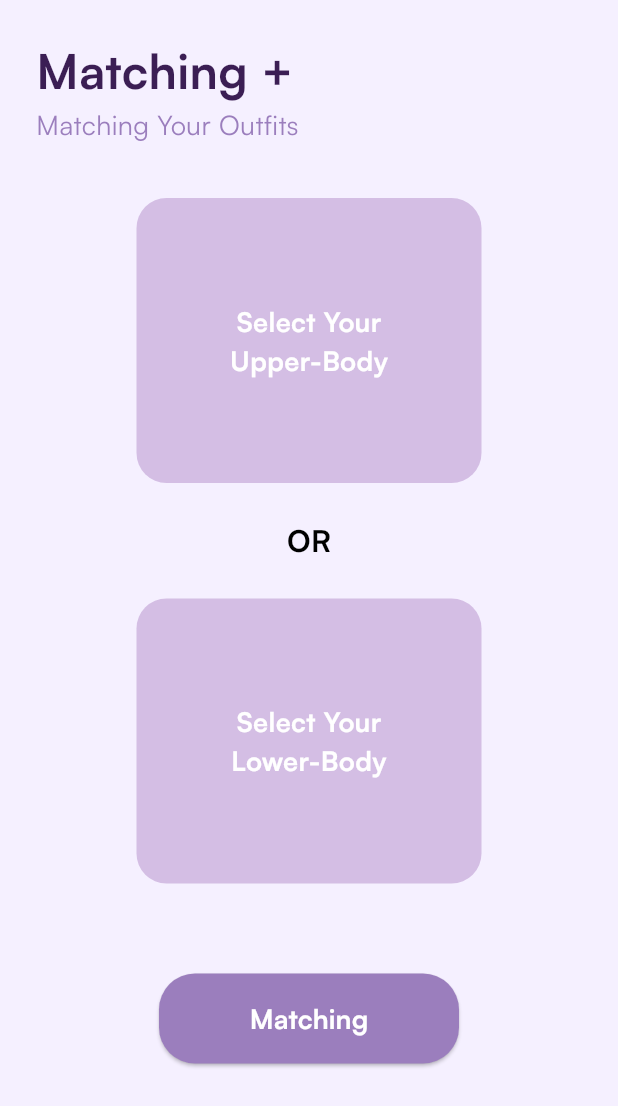
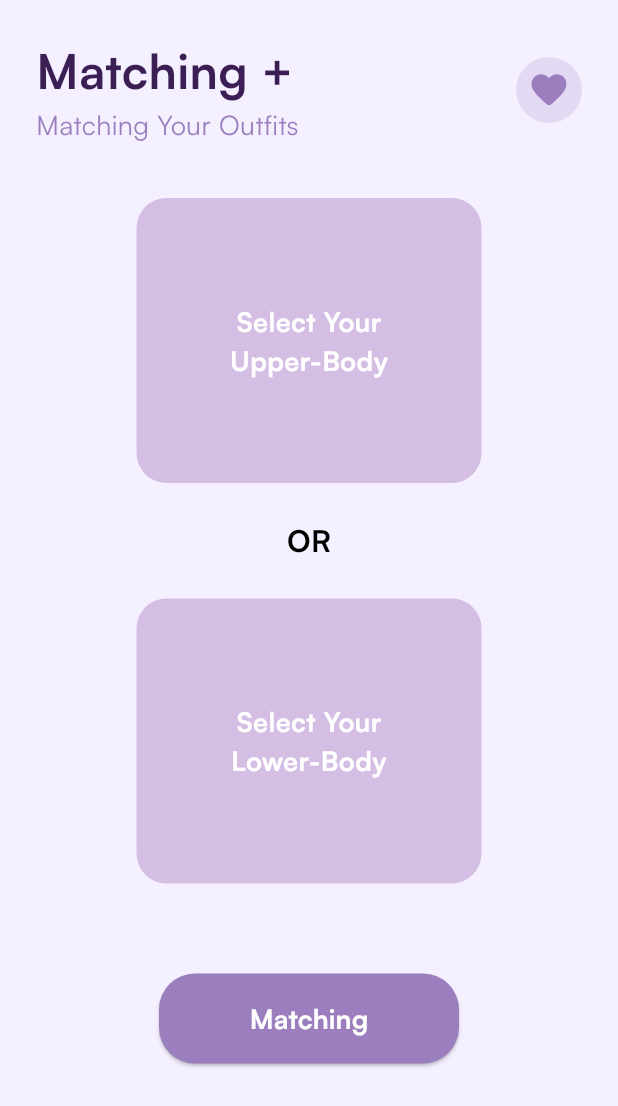
Before and after one commit to leequeRz/FitChoose, a Flutter app: the MatchingPage screen opened directly, on a phone screen of 412 x 824 dp. Shown: the top 1106 px of the screen. Run offline on Flutter 3.47's test engine with Material 3 defaults, Android fonts, the phone set to English and light mode, and no system bars; our stand-ins replace google_nav_bar, image_picker.

Commit message:
add feature favorite page

```diff
--- a/lib/pages/matching_page.dart
+++ b/lib/pages/matching_page.dart
@@ -1,5 +1,5 @@
 import 'dart:io';
-
+import 'package:fitchoose/pages/favorites_page.dart';
 import 'package:fitchoose/pages/matching_result.dart';
 import 'package:flutter/material.dart';
 import 'package:image_picker/image_picker.dart';
@@ -27,29 +27,63 @@ class _MatchingPageState extends State<MatchingPage> {
   @override
   Widget build(BuildContext context) {
     return Scaffold(
-      backgroundColor: const Color(0xFFF5F0FF), // Light purple background
+      backgroundColor: const Color(0xFFF5F0FF),
       body: SafeArea(
         child: Padding(
           padding: const EdgeInsets.all(24.0),
           child: Column(
             crossAxisAlignment: CrossAxisAlignment.start,
             children: [
-              const Text(
+              // Header row with title and heart button
+              Row(
+                mainAxisAlignment: MainAxisAlignment.spaceBetween,
+                children: [
+                  Column(
+                    crossAxisAlignment: CrossAxisAlignment.start,
+                    children: const [
+                      Text(
                         'Matching +',
                         style: TextStyle(
                           fontSize: 32,
                           fontWeight: FontWeight.bold,
-                  color: Color(0xFF3B1E54), // Deep purple
+                          color: Color(0xFF3B1E54),
                         ),
                       ),
-              const Text(
+                      Text(
                         'Matching Your Outfits',
                         style: TextStyle(
                           fontSize: 18,
-                  color: Color(0xFF9B7EBD), // Medium purple
+                          color: Color(0xFF9B7EBD),
                         ),
                       ),
-              SizedBox(height: 36),
+                    ],
+                  ),
+                  // Heart button
+                  GestureDetector(
+                    onTap: () {
+                      // Add navigation to favorites page here
+                      Navigator.push(
+                          context,
+                          MaterialPageRoute(
+                              builder: (context) => FavoritesPage()));
+                    },
+                    child: Container(
+                      padding: const EdgeInsets.all(8),
+                      decoration: BoxDecoration(
+                        color: const Color(0xFF9B7EBD).withOpacity(0.2),
+                        shape: BoxShape.circle,
+                      ),
+                      child: const Icon(
+                        Icons.favorite_rounded,
+                        color: Color(0xFF9B7EBD),
+                        size: 28,
+                      ),
+                    ),
+                  ),
+                ],
+              ),
+              const SizedBox(height: 36),
+              // Rest of the content remains the same
               GestureDetector(
                 onTap: pickImage,
                 child: Center(
@@ -57,13 +91,13 @@ class _MatchingPageState extends State<MatchingPage> {
                     width: 230,
                     height: 190,
                     decoration: BoxDecoration(
-                      color: Color(0xFFD4BEE4),
+                      color: const Color(0xFFD4BEE4),
                       borderRadius: BorderRadius.circular(20),
                     ),
                     child: _image == null
                         ? Column(
                             mainAxisAlignment: MainAxisAlignment.center,
-                            children: [
+                            children: const [
                               Text(
                                 'Select Your',
                                 style: TextStyle(
@@ -93,8 +127,8 @@ class _MatchingPageState extends State<MatchingPage> {
                 ),
               ),
               const SizedBox(height: 24),
-              Center(
-                child: const Text('OR',
+              const Center(
+                child: Text('OR',
                     style: TextStyle(
                         color: Colors.black,
                         fontSize: 20,
@@ -108,13 +142,13 @@ class _MatchingPageState extends State<MatchingPage> {
                     width: 230,
                     height: 190,
                     decoration: BoxDecoration(
-                      color: Color(0xFFD4BEE4),
+                      color: const Color(0xFFD4BEE4),
                       borderRadius: BorderRadius.circular(20),
                     ),
                     child: _image == null
                         ? Column(
                             mainAxisAlignment: MainAxisAlignment.center,
-                            children: [
+                            children: const [
                               Text(
                                 'Select Your',
                                 style: TextStyle(
@@ -153,7 +187,7 @@ class _MatchingPageState extends State<MatchingPage> {
                       Navigator.push(
                         context,
                         MaterialPageRoute(
-                          builder: (context) => MatchingResult(),
+                          builder: (context) => const MatchingResult(),
                         ),
                       );
                     },
--- a/pubspec.yaml
+++ b/pubspec.yaml
@@ -36,6 +36,7 @@ dependencies:
   cupertino_icons: ^1.0.8
   image_picker: ^1.1.2
   google_nav_bar: ^5.0.7
+  intl: ^0.20.2
 
 dev_dependencies:
   flutter_test:
```
Also changed, not shown: lib/components/favorite_matching.dart (added, +93 -0 lines), lib/pages/favorites_history.dart (added, +96 -0 lines), lib/pages/favorites_page.dart (added, +84 -0 lines), pubspec.lock. Lines whose indentation alone changed are shown as unchanged.
